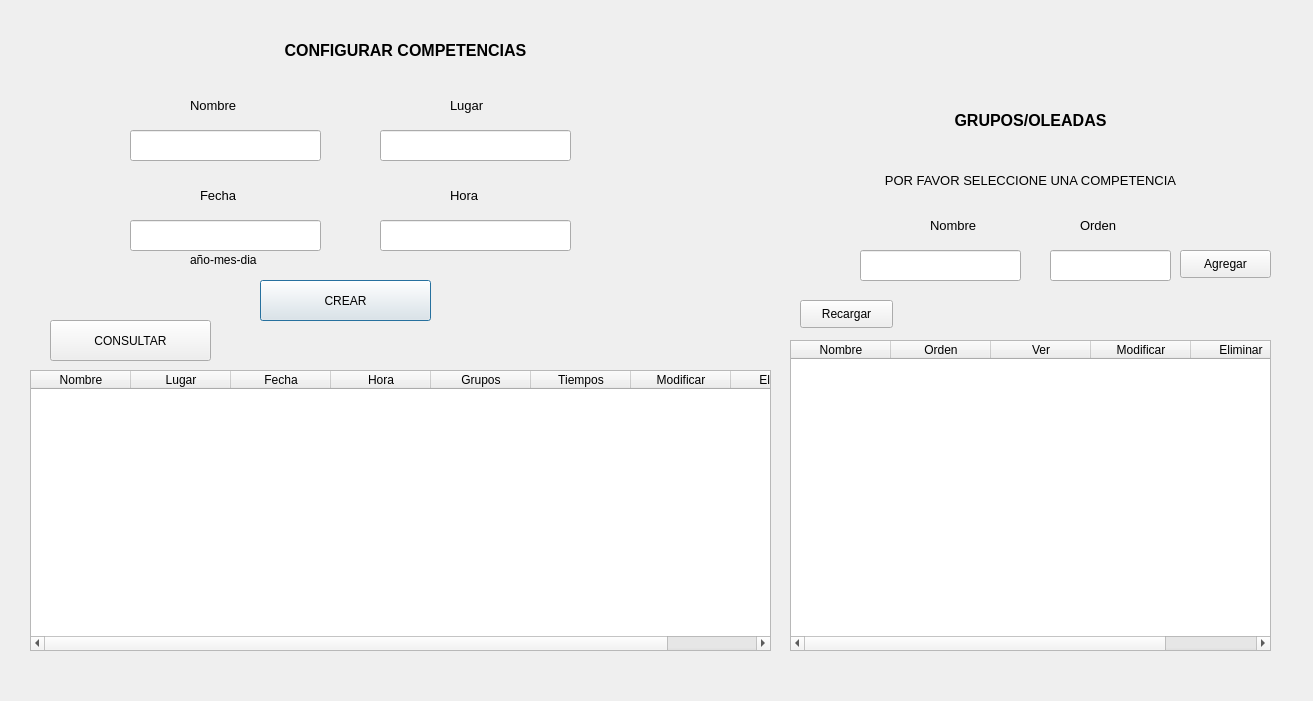
Old version of the form qt/competenciasView.ui in the repository germang2/CrossfitTimer.
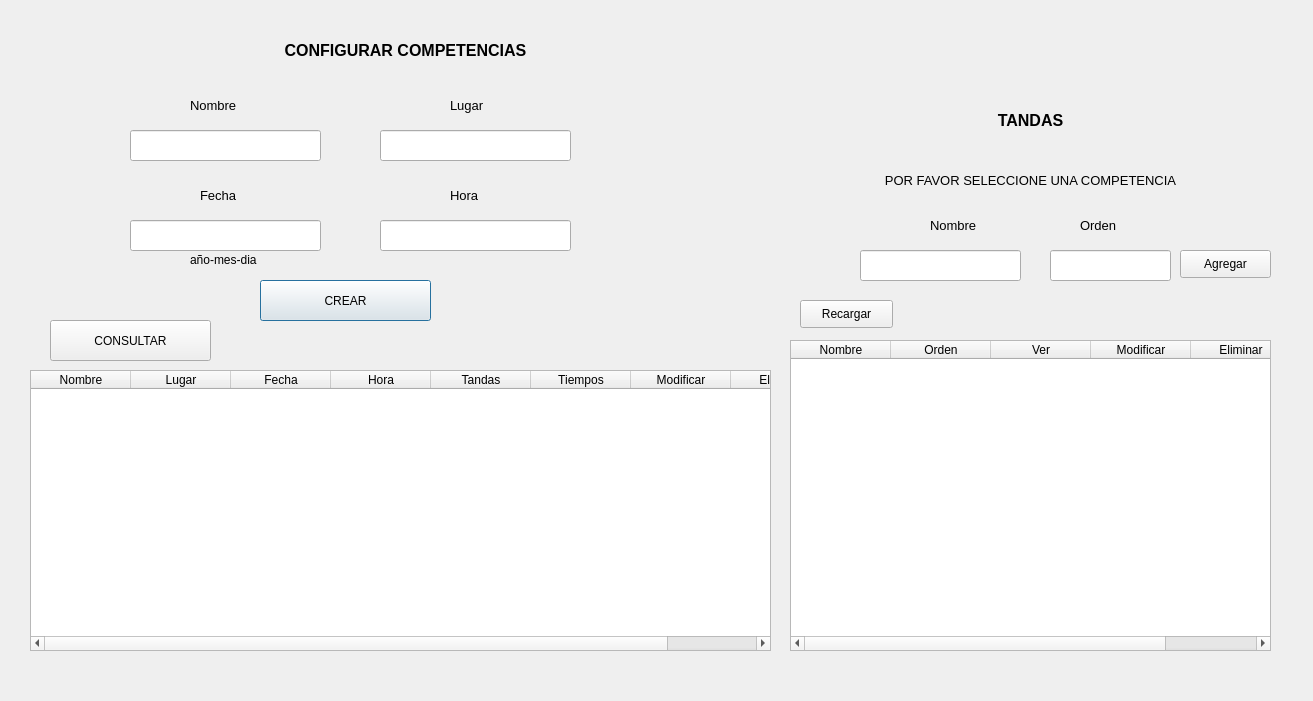
New version of the form.

Commit message: apply small changes to labels and message validations

Diff of the .ui file:
```diff
--- a/qt/competenciasView.ui
+++ b/qt/competenciasView.ui
@@ -269,7 +269,7 @@
    </column>
    <column>
     <property name="text">
-     <string>Grupos</string>
+     <string>Tandas</string>
     </property>
    </column>
    <column>
@@ -319,7 +319,7 @@
     </font>
    </property>
    <property name="text">
-    <string>GRUPOS/OLEADAS</string>
+    <string>TANDAS</string>
    </property>
    <property name="alignment">
     <set>Qt::AlignCenter</set>
```
The commit also changes 7 other files.
